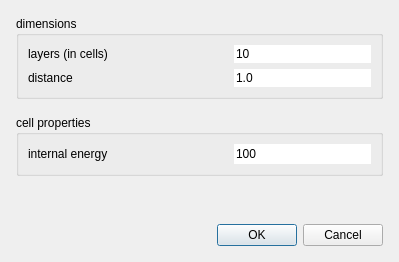
The window that source/Gui/NewHexagonDialog.ui (chrxh/alien) describes before a commit, drawn with Qt 5.
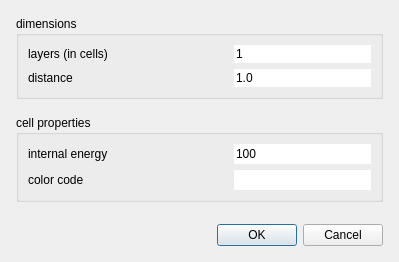
The same window after the commit.

Commit message: color code for hexagons

```diff
--- a/source/Gui/NewHexagonDialog.ui
+++ b/source/Gui/NewHexagonDialog.ui
@@ -58,6 +58,23 @@
         </property>
        </widget>
       </item>
+      <item row="1" column="0">
+       <widget class="QLabel" name="colorCodeLabel">
+        <property name="text">
+         <string>color code</string>
+        </property>
+       </widget>
+      </item>
+      <item row="1" column="1">
+       <widget class="QLineEdit" name="colorCodeEdit">
+        <property name="inputMask">
+         <string>9</string>
+        </property>
+        <property name="frame">
+         <bool>false</bool>
+        </property>
+       </widget>
+      </item>
      </layout>
     </widget>
    </item>
@@ -82,8 +99,11 @@
       </item>
       <item row="0" column="1">
        <widget class="QLineEdit" name="layersEdit">
+        <property name="inputMask">
+         <string>9999</string>
+        </property>
         <property name="text">
-         <string>10</string>
+         <string>1</string>
         </property>
         <property name="frame">
          <bool>false</bool>
```
The commit also changes 6 other files.
